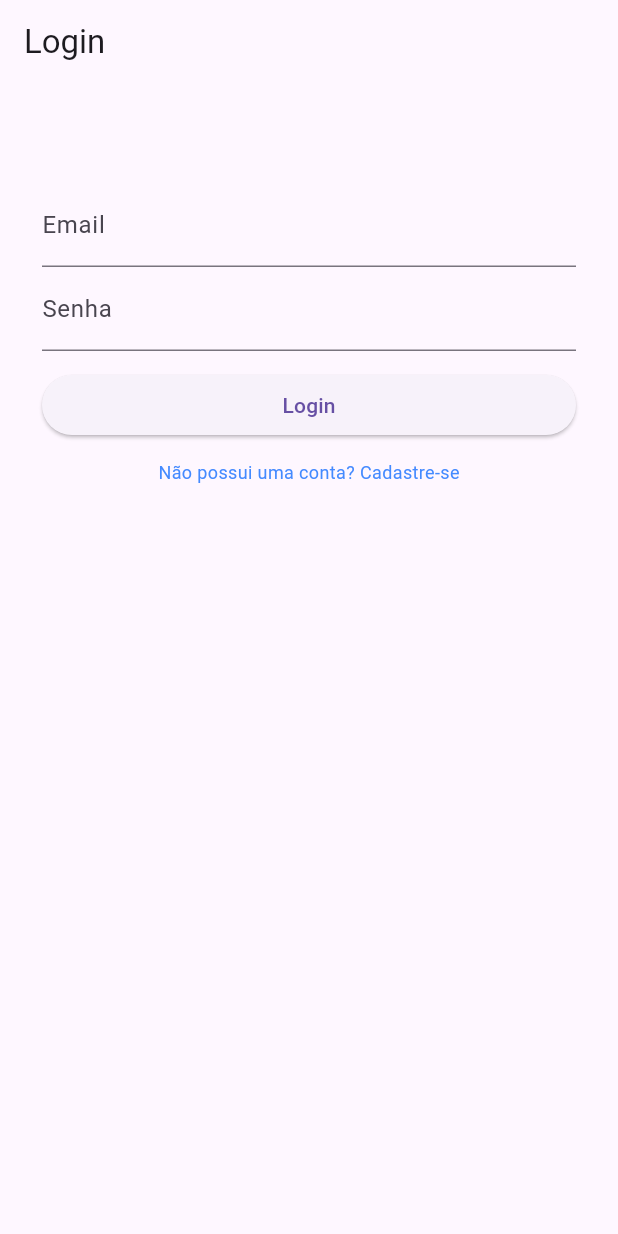
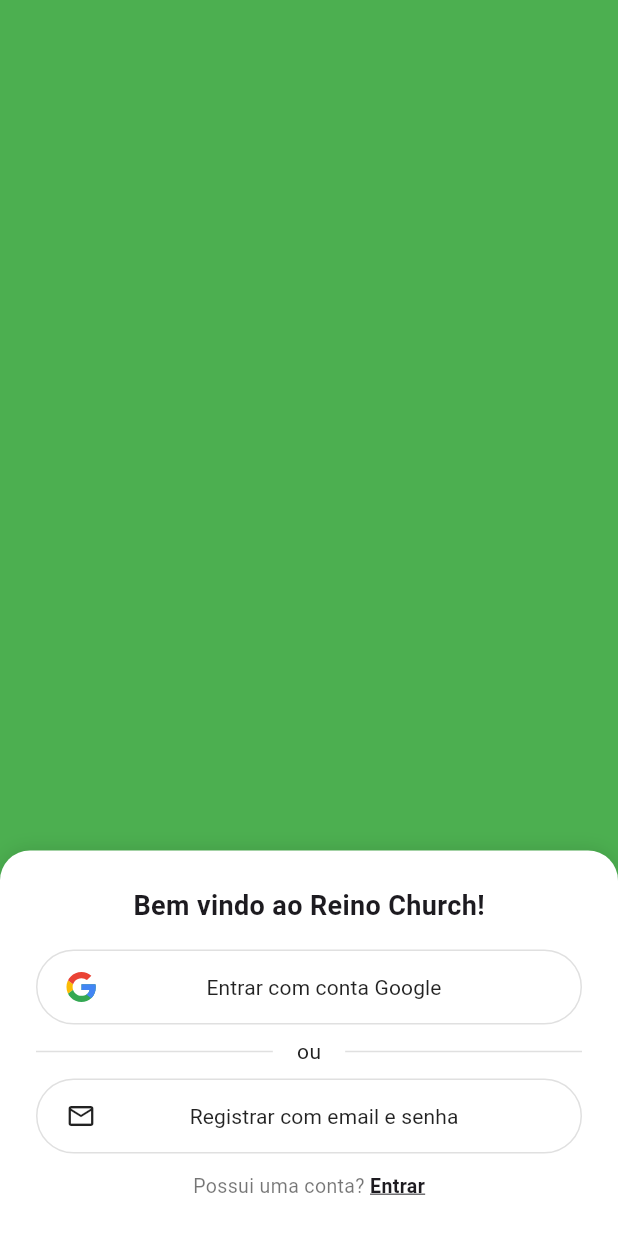
Before and after one commit to vs-machado/ChurchApp, a Flutter app: the screen it shows after launch, on a phone screen of 412 x 824 dp. Run offline on Flutter 3.47's test engine with Material 3 defaults, Android fonts, the phone set to English and light mode, and no system bars; our stand-ins replace flutter_dotenv, flutter_riverpod, flutter_svg, riverpod, supabase_flutter; accounts and stored records are empty; generated files the repository leaves out were written again.

Commit message:
Nova RegisterPage e SlidingCard criados

```diff
--- a/lib/core/auth/presentation/auth_gate.dart
+++ b/lib/core/auth/presentation/auth_gate.dart
@@ -1,4 +1,5 @@
 import 'package:church_app/core/auth/presentation/pages/login_page.dart';
+import 'package:church_app/core/auth/presentation/pages/register_page_2.dart';
 import 'package:church_app/feature/posts/presentation/pages/home_page.dart';
 import 'package:flutter/material.dart';
 import 'package:supabase_flutter/supabase_flutter.dart';
@@ -12,7 +13,7 @@ class AuthGate extends StatelessWidget {
     return StreamBuilder(
       stream: Supabase.instance.client.auth.onAuthStateChange,
       builder: (context, snapshot) {
-        if(snapshot.connectionState == ConnectionState.waiting) {
+        if (snapshot.connectionState == ConnectionState.waiting) {
           return const Scaffold(
             body: Center(child: CircularProgressIndicator()),
           );
@@ -23,7 +24,7 @@ class AuthGate extends StatelessWidget {
         if (session != null) {
           return const HomePage();
         } else {
-          return const LoginPage();
+          return const RegisterPage2();
         }
       },
     );
--- /dev/null
+++ b/lib/core/auth/presentation/pages/register_page_2.dart
@@ -0,0 +1,242 @@
+import 'package:flutter/material.dart';
+import 'package:flutter_riverpod/flutter_riverpod.dart';
+import 'package:flutter/services.dart';
+import 'package:flutter_svg/svg.dart';
+import '../components/sliding_register_card.dart';
+import 'package:church_app/generated/l10n.dart' show S;
+
+class RegisterPage2 extends ConsumerStatefulWidget {
+  const RegisterPage2({super.key});
+
+  @override
+  ConsumerState<RegisterPage2> createState() => _RegisterPage2State();
+}
+
+class _RegisterPage2State extends ConsumerState<RegisterPage2> {
+  bool _showRegisterCard = false;
+
+  @override
+  Widget build(BuildContext context) {
+    // Set status bar to be visible on black background
+    SystemChrome.setSystemUIOverlayStyle(
+      const SystemUiOverlayStyle(
+        statusBarColor: Colors.transparent,
+        statusBarIconBrightness: Brightness.light,
+      ),
+    );
+
+    return SafeArea(
+      child: Scaffold(
+        backgroundColor: Colors.green,
+        body: Stack(
+          children: [
+            // Background image or color can go here
+
+            // Main card at the bottom
+            Positioned(
+              bottom: 0,
+              left: 0,
+              right: 0,
+              child: Container(
+                padding: const EdgeInsets.all(16.0),
+                decoration: const BoxDecoration(
+                  color: Colors.white,
+                  borderRadius: BorderRadius.only(
+                    topLeft: Radius.circular(20.0),
+                    topRight: Radius.circular(20.0),
+                  ),
+                  boxShadow: [
+                    BoxShadow(
+                      color: Colors.black12,
+                      blurRadius: 10.0,
+                      spreadRadius: 0.0,
+                    ),
+                  ],
+                ),
+                child: Padding(
+                  padding: const EdgeInsets.all(8.0),
+                  child: Column(
+                    mainAxisSize: MainAxisSize.min,
+                    children: [
+                      const Text(
+                        'Bem vindo ao Reino Church!',
+                        style: TextStyle(
+                          fontSize: 18.0,
+                          fontWeight: FontWeight.bold,
+                        ),
+                      ),
+                      const SizedBox(height: 16.0),
+
+                      // Google sign-in button
+                      ElevatedButton(
+                        onPressed: () {
+                          // Implementar google sign-in/sign-up
+                        },
+                        style: ElevatedButton.styleFrom(
+                          backgroundColor: Colors.white,
+                          foregroundColor: Colors.black87,
+                          padding: const EdgeInsets.symmetric(vertical: 12),
+                          shape: RoundedRectangleBorder(
+                            borderRadius: BorderRadius.circular(30),
+                            side: BorderSide(color: Colors.grey.shade300),
+                          ),
+                          elevation: 0,
+                          minimumSize: const Size(double.infinity, 50),
+                        ),
+                        child: Padding(
+                          padding: const EdgeInsets.symmetric(horizontal: 20.0),
+                          child: Row(
+                            children: [
+                              SvgPicture.asset(
+                                'lib/core/assets/icons/google_logo.svg',
+                                height: 20,
+                                width: 20,
+                              ),
+                              Expanded(
+                                child: Center(
+                                  child: Text(
+                                    'Entrar com conta Google',
+                                    style: const TextStyle(
+                                      fontWeight: FontWeight.w400,
+                                    ),
+                                  ),
+                                ),
+                              ),
+                            ],
+                          ),
+                        ),
+                      ),
+
+                      const SizedBox(height: 8.0),
+
+                      // Divider with "or" text
+                      Row(
+                        children: [
+                          Expanded(
+                            child: Divider(
+                              color: Colors.grey.shade300,
+                              thickness: 1.0,
+                            ),
+                          ),
+                          Padding(
+                            padding: const EdgeInsets.symmetric(
+                              horizontal: 16.0,
+                            ),
+                            child: Text(
+                              'ou',
+                              style: TextStyle(
+                                color: Colors.grey.shade900,
+                                fontSize: 14.0,
+                              ),
+                            ),
+                          ),
+                          Expanded(
+                            child: Divider(
+                              color: Colors.grey.shade300,
+                              thickness: 1.0,
+                            ),
+                          ),
+                        ],
+                      ),
+
+                      const SizedBox(height: 8.0),
+
+                      // Email registration button
+                      ElevatedButton(
+                        onPressed: () {
+                          setState(() {
+                            _showRegisterCard = true;
+                          });
+                        },
+                        style: ElevatedButton.styleFrom(
+                          backgroundColor: Colors.white,
+                          foregroundColor: Colors.black87,
+                          padding: const EdgeInsets.symmetric(vertical: 12),
+                          shape: RoundedRectangleBorder(
+                            borderRadius: BorderRadius.circular(30),
+                            side: BorderSide(color: Colors.grey.shade300),
+                          ),
+                          elevation: 0,
+                          minimumSize: const Size(double.infinity, 50),
+                        ),
+                        child: Padding(
+                          padding: const EdgeInsets.symmetric(horizontal: 20.0),
+                          child: Row(
+                            children: [
+                              const Icon(
+                                Icons.email_outlined,
+                                size: 20,
+                                color: Colors.black87,
+                              ),
+                              Expanded(
+                                child: Center(
+                                  child: Text(
+                                    'Registrar com email e senha',
+                                    style: const TextStyle(
+                                      fontWeight: FontWeight.w400,
+                                    ),
+                                  ),
+                                ),
+                              ),
+                            ],
+                          ),
+                        ),
+                      ),
+
+                      const SizedBox(height: 12.0),
+
+                      // Login link
+                      Row(
+                        mainAxisAlignment: MainAxisAlignment.center,
+                        children: [
+                          Text(
+                            'Possui uma conta? ',
+                            style: const TextStyle(
+                              fontSize: 13.0,
+                              color: Colors.black54,
+                            ),
+                          ),
+                          InkWell(
+                            onTap: () {
+                              // Navigate to login page
+                              Navigator.of(
+                                context,
+                              ).pushReplacementNamed('/login');
+                            },
+                            child: Text(
+                              'Entrar',
+                              style: const TextStyle(
+                                fontSize: 13.0,
+                                fontWeight: FontWeight.bold,
+                                decoration: TextDecoration.underline,
+                              ),
+                            ),
+                          ),
+                        ],
+                      ),
+                    ],
+                  ),
+                ),
+              ),
+            ),
+
+            // Sliding registration card
+            if (_showRegisterCard)
+              Positioned(
+                bottom: 0,
+                left: 0,
+                right: 0,
+                child: SlidingRegisterCard(
+                  onClose: () {
+                    setState(() {
+                      _showRegisterCard = false;
+                    });
+                  },
+                ),
+              ),
+          ],
+        ),
+      ),
+    );
+  }
+}
--- a/pubspec.yaml
+++ b/pubspec.yaml
@@ -13,6 +13,7 @@ dependencies:
   flutter_dotenv: ^5.2.1
   flutter_localizations:
     sdk: flutter
+  flutter_svg: ^1.1.5
   intl: ^0.19.0
   riverpod: ^2.6.1
   flutter_riverpod: ^2.6.1
@@ -28,6 +29,7 @@ flutter:
   generate: true
   uses-material-design: true
   assets:
+    - lib/core/assets/icons/google_logo.svg
     - .env
 flutter_intl:
   enabled: true
```
Also changed, not shown: lib/core/auth/presentation/components/sliding_register_card.dart (added, +344 -0 lines), lib/core/assets/icons/google_logo.svg (added), pubspec.lock.
